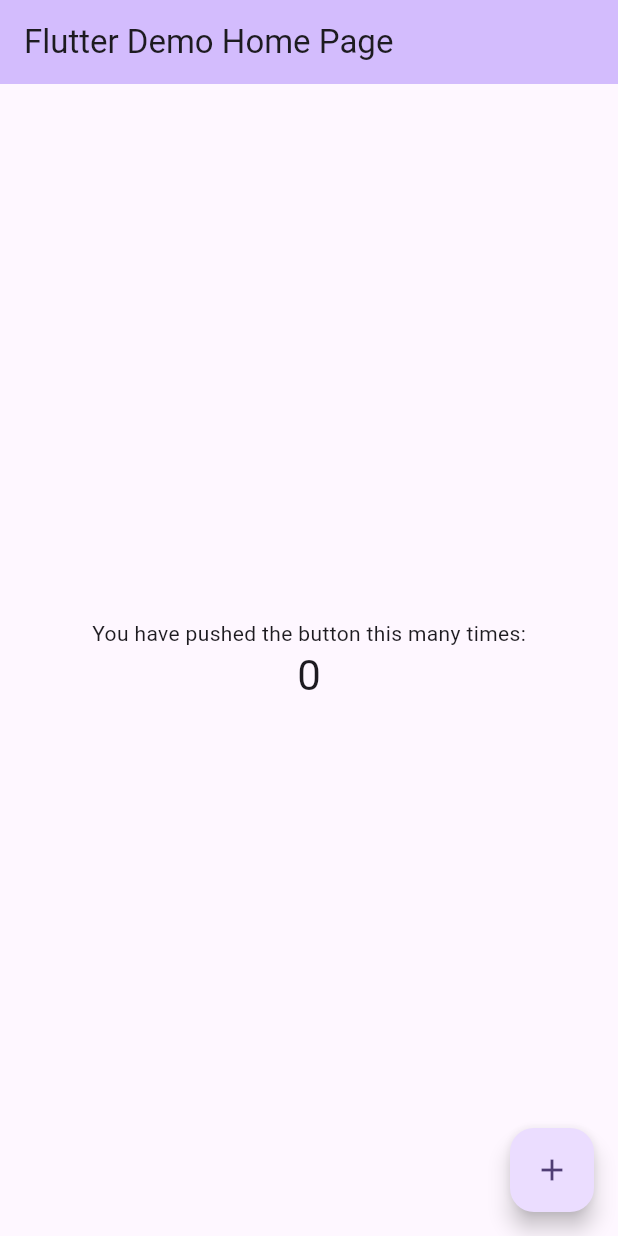
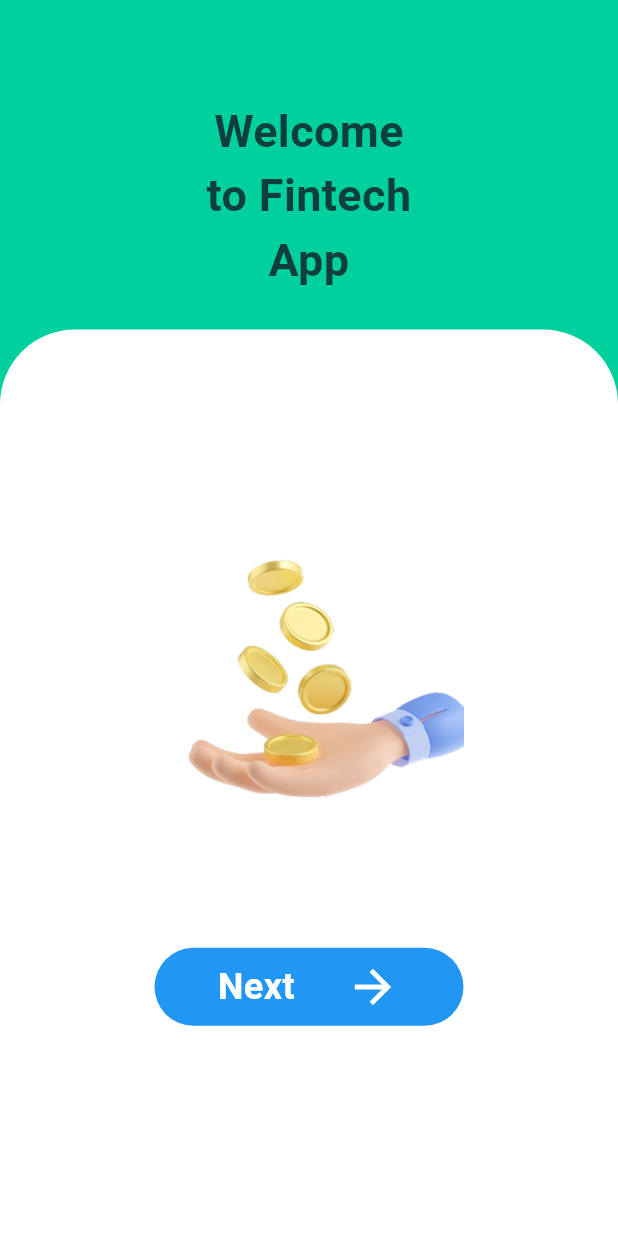
Before and after one commit to KartikSaroha0801/Fintech_flutter_app, a Flutter app: the screen it shows after launch, on a phone screen of 412 x 824 dp. Run offline on Flutter 3.47's test engine with Material 3 defaults, Android fonts, the phone set to English and light mode, and no system bars; our stand-ins replace get; Roboto replaces fonts that are missing (Poppins).

Commit message:
Splash and onboarding completed

```diff
--- a/lib/main.dart
+++ b/lib/main.dart
@@ -1,4 +1,6 @@
+import 'package:fintech_project/view/splash_screen.dart';
 import 'package:flutter/material.dart';
+import 'package:get/get.dart';
 
 void main() {
   runApp(const MyApp());
@@ -10,113 +12,12 @@ class MyApp extends StatelessWidget {
   // This widget is the root of your application.
   @override
   Widget build(BuildContext context) {
-    return MaterialApp(
+    return GetMaterialApp(
       title: 'Flutter Demo',
       theme: ThemeData(
-        // This is the theme of your application.
-        //
-        // TRY THIS: Try running your application with "flutter run". You'll see
-        // the application has a purple toolbar. Then, without quitting the app,
-        // try changing the seedColor in the colorScheme below to Colors.green
-        // and then invoke "hot reload" (save your changes or press the "hot
-        // reload" button in a Flutter-supported IDE, or press "r" if you used
-        // the command line to start the app).
-        //
-        // Notice that the counter didn't reset back to zero; the application
-        // state is not lost during the reload. To reset the state, use hot
-        // restart instead.
-        //
-        // This works for code too, not just values: Most code changes can be
-        // tested with just a hot reload.
         colorScheme: ColorScheme.fromSeed(seedColor: Colors.deepPurple),
       ),
-      home: const MyHomePage(title: 'Flutter Demo Home Page'),
+      home: SplashScreen(),
     );
   }
 }
-
-class MyHomePage extends StatefulWidget {
-  const MyHomePage({super.key, required this.title});
-
-  // This widget is the home page of your application. It is stateful, meaning
-  // that it has a State object (defined below) that contains fields that affect
-  // how it looks.
-
-  // This class is the configuration for the state. It holds the values (in this
-  // case the title) provided by the parent (in this case the App widget) and
-  // used by the build method of the State. Fields in a Widget subclass are
-  // always marked "final".
-
-  final String title;
-
-  @override
-  State<MyHomePage> createState() => _MyHomePageState();
-}
-
-class _MyHomePageState extends State<MyHomePage> {
-  int _counter = 0;
-
-  void _incrementCounter() {
-    setState(() {
-      // This call to setState tells the Flutter framework that something has
-      // changed in this State, which causes it to rerun the build method below
-      // so that the display can reflect the updated values. If we changed
-      // _counter without calling setState(), then the build method would not be
-      // called again, and so nothing would appear to happen.
-      _counter++;
-    });
-  }
-
-  @override
-  Widget build(BuildContext context) {
-    // This method is rerun every time setState is called, for instance as done
-    // by the _incrementCounter method above.
-    //
-    // The Flutter framework has been optimized to make rerunning build methods
-    // fast, so that you can just rebuild anything that needs updating rather
-    // than having to individually change instances of widgets.
-    return Scaffold(
-      appBar: AppBar(
-        // TRY THIS: Try changing the color here to a specific color (to
-        // Colors.amber, perhaps?) and trigger a hot reload to see the AppBar
-        // change color while the other colors stay the same.
-        backgroundColor: Theme.of(context).colorScheme.inversePrimary,
-        // Here we take the value from the MyHomePage object that was created by
-        // the App.build method, and use it to set our appbar title.
-        title: Text(widget.title),
-      ),
-      body: Center(
-        // Center is a layout widget. It takes a single child and positions it
-        // in the middle of the parent.
-        child: Column(
-          // Column is also a layout widget. It takes a list of children and
-          // arranges them vertically. By default, it sizes itself to fit its
-          // children horizontally, and tries to be as tall as its parent.
-          //
-          // Column has various properties to control how it sizes itself and
-          // how it positions its children. Here we use mainAxisAlignment to
-          // center the children vertically; the main axis here is the vertical
-          // axis because Columns are vertical (the cross axis would be
-          // horizontal).
-          //
-          // TRY THIS: Invoke "debug painting" (choose the "Toggle Debug Paint"
-          // action in the IDE, or press "p" in the console), to see the
-          // wireframe for each widget.
-          mainAxisAlignment: MainAxisAlignment.center,
-          children: <Widget>[
-            const Text('You have pushed the button this many times:'),
-            Text(
-              '$_counter',
-              style: Theme.of(context).textTheme.headlineMedium,
-            ),
-          ],
-        ),
-      ),
-      floatingActionButton: FloatingActionButton(
-        onPressed: _incrementCounter,
-        tooltip: 'Increment',
-        child: const Icon(Icons.add),
-      ), // This trailing comma makes auto-formatting nicer for build methods.
-    );
-  }
-}
--- /dev/null
+++ b/lib/view/Onboarding/onboarding_screen1.dart
@@ -0,0 +1,99 @@
+import 'package:fintech_project/view/Onboarding/onboarding_screen2.dart';
+import 'package:flutter/material.dart';
+import 'package:get/get.dart';
+
+class OnboardingScreen1 extends StatefulWidget {
+  const OnboardingScreen1({super.key});
+
+  @override
+  State<OnboardingScreen1> createState() => _OnboardingScreen1State();
+}
+
+class _OnboardingScreen1State extends State<OnboardingScreen1> {
+  @override
+  Widget build(BuildContext context) {
+    final screenWidth = MediaQuery.of(context).size.width;
+    final screenHeight = MediaQuery.of(context).size.height;
+    return Scaffold(
+      backgroundColor: Color(0xFF00D09E),
+      body: Column(
+        crossAxisAlignment: CrossAxisAlignment.center,
+        children: [
+          SizedBox(height: screenHeight*0.08,),
+          Row(
+            children: [
+              Spacer(),
+              Flexible(
+                child: Text(
+                  'Welcome to Fintech App',
+                  textAlign: TextAlign.center,
+                  style: TextStyle(
+                    color: const Color(0xFF0E3E3E),
+                    fontSize: 30,
+                    fontFamily: 'Poppins',
+                    fontWeight: FontWeight.w600,
+                  ),
+                  softWrap: true,
+                ),
+              ),
+              Spacer(),
+            ],
+          ),
+          SizedBox(height: screenHeight*0.03,),
+          Expanded(
+            child: Container(
+              decoration: BoxDecoration(
+                borderRadius: BorderRadius.vertical(top: Radius.circular(50)),
+                color: Colors.white,
+              ),
+              child: Column(
+                mainAxisAlignment: MainAxisAlignment.center,
+                crossAxisAlignment: CrossAxisAlignment.center,
+                children: [
+                  Row(
+                    mainAxisAlignment: MainAxisAlignment.center,
+                    children: [
+                      Image.asset("assets/images/onboarding1.png", width: screenWidth*0.5, fit: BoxFit.fitWidth,),
+                    ],
+                  ),
+                  SizedBox(height: screenHeight*0.08,),
+                  GestureDetector(
+                    onTap: (){
+                      Get.to(()=>OnboardingScreen2());
+                    },
+                    child: Container(
+                      width: screenWidth*0.5,
+                      decoration: BoxDecoration(
+                        borderRadius: BorderRadius.circular(50),
+                        color: Colors.blue,
+                      ),
+                      child: Padding(
+                        padding: const EdgeInsets.all(8.0),
+                        child: Row(
+                          mainAxisAlignment: MainAxisAlignment.spaceEvenly,
+                          children: [
+                            Text(
+                              'Next',
+                              textAlign: TextAlign.center,
+                              style: TextStyle(
+                                color: Colors.white,
+                                fontSize: 24,
+                                fontFamily: 'Poppins',
+                                fontWeight: FontWeight.w600,
+                              ),
+                            ),
+                            Icon(Icons.arrow_forward, color: Colors.white, size: 36,),
+                          ],
+                        ),
+                      ),
+                    ),
+                  ),
+                ],
+              ),
+            ),
+          ),
+        ],
+      ),
+    );
+  }
+}
--- a/pubspec.yaml
+++ b/pubspec.yaml
@@ -33,6 +33,7 @@ dependencies:
 
   # The following adds the Cupertino Icons font to your application.
   # Use with the CupertinoIcons class for iOS style icons.
+  get: ^4.7.2
   cupertino_icons: ^1.0.8
 
 dev_dependencies:
@@ -58,8 +59,8 @@ flutter:
   uses-material-design: true
 
   # To add assets to your application, add an assets section, like this:
-  # assets:
-  #   - images/a_dot_burr.jpeg
+  assets:
+    - assets/images/
   #   - images/a_dot_ham.jpeg
 
   # An image asset can refer to one or more resolution-specific "variants", see
```
Also changed, not shown: lib/view/Onboarding/onboarding_screen2.dart (added, +98 -0 lines), lib/view/splash_screen.dart (added, +49 -0 lines), assets/images/onboarding1.png (added), assets/images/onboarding2.png (added), assets/images/splash.png (added), pubspec.lock.
